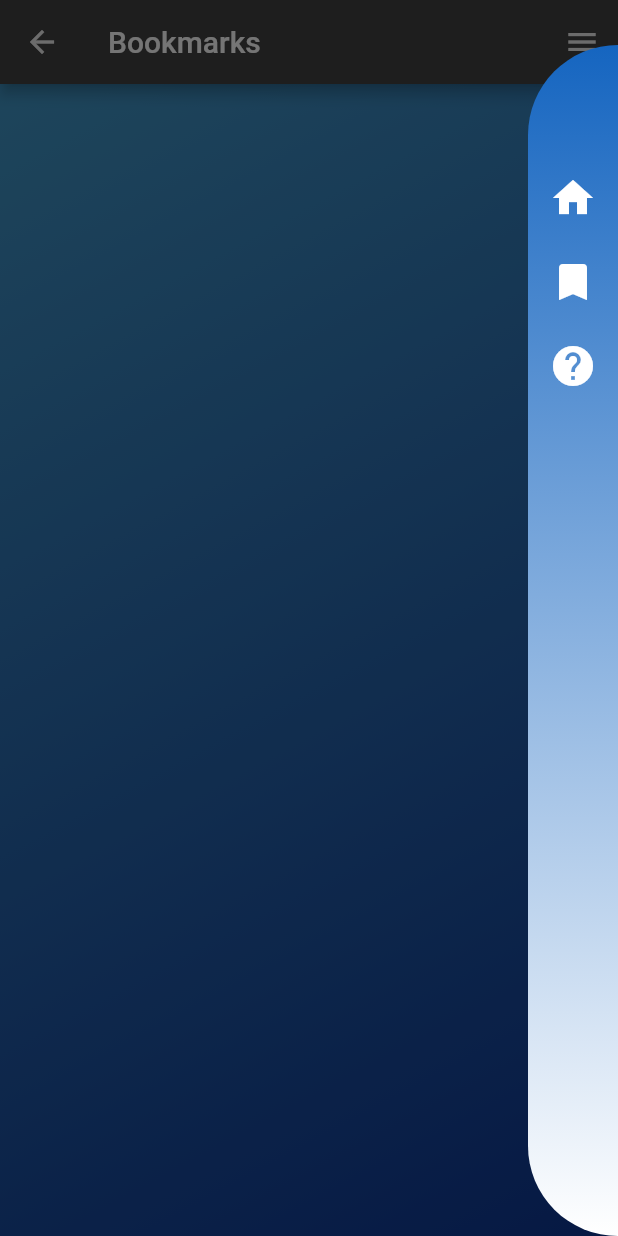
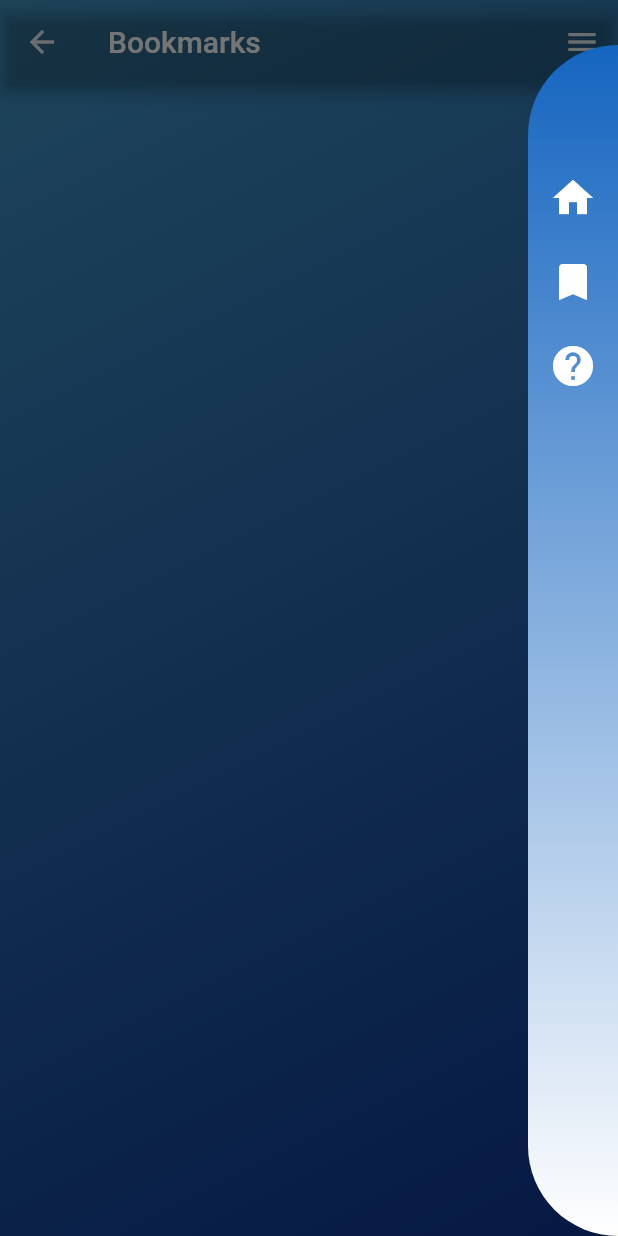
Before and after one commit to mahiznan/weather, a Flutter app: the BookMarkScreen screen opened by its route, with the side drawer open, on a phone screen of 412 x 824 dp. Run offline on Flutter 3.47's test engine with Material 2 defaults, Android fonts, the phone set to English and light mode, and no system bars; our stand-ins replace dio, flutter_svg, sqflite, weather_icons; accounts and stored records are empty; network calls fail.

Commit message:
Make app bar transparent

```diff
--- a/lib/ui/helper.dart
+++ b/lib/ui/helper.dart
@@ -9,7 +9,7 @@ class CustomBorder extends StatelessWidget {
   @override
   Widget build(BuildContext context) {
     return Container(
-      decoration: BoxDecoration(border: Border.all(color: color ?? Colors.transparent)),
+      decoration: BoxDecoration(border: Border.all(color: color ?? Colors.red)),
       child: child,
     );
   }
--- a/lib/ui/screens/bookmark_screen.dart
+++ b/lib/ui/screens/bookmark_screen.dart
@@ -13,14 +13,7 @@ class BookMarkScreen extends StatelessWidget {
 
   @override
   Widget build(BuildContext context) {
-    return Scaffold(
-      endDrawer: AppMenuDrawer(),
-      appBar: AppBar(
-        title: Text('Bookmarks'),
-        backgroundColor: Colors.grey[800],
-        iconTheme: new IconThemeData(color: Colors.white.withOpacity(0.9)),
-      ),
-      body: Container(
+    return Container(
       decoration: BoxDecoration(
         gradient: LinearGradient(
           colors: [
@@ -31,7 +24,15 @@ class BookMarkScreen extends StatelessWidget {
           end: Alignment.bottomRight,
         ),
       ),
-        child: ListView.builder(
+      child: Scaffold(
+        backgroundColor: Colors.transparent,
+        endDrawer: AppMenuDrawer(),
+        appBar: AppBar(
+          title: Text('Bookmarks'),
+          backgroundColor: Colors.transparent,
+          iconTheme: new IconThemeData(color: Colors.white.withOpacity(0.9)),
+        ),
+        body: ListView.builder(
           itemBuilder: (context, index) {
             return CityWidget(_cities[index], () {
               Provider.of<WeatherProvider>(context, listen: false)
```
Also changed, not shown: lib/ui/screens/home_screen.dart (+37 -23 lines), lib/ui/widgets/weather_detail_widget.dart (+6 -2 lines), lib/ui/widgets/weather_widget.dart (+2 -5 lines). Lines whose indentation alone changed are shown as unchanged.
